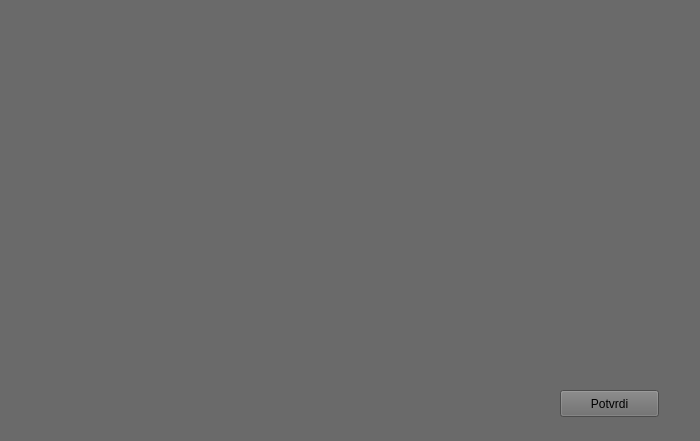
Above: podesavanja.ui from nmhaker/Source-Code before the change. Below: the same form after it.
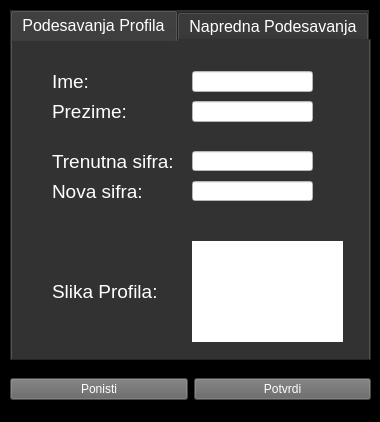
That is the form after the change. Custom widgets are drawn as their Qt base class.

Commit message: Uradjen prvi deo podesavanja

Diff of the .ui file:
```diff
--- a/podesavanja.ui
+++ b/podesavanja.ui
@@ -6,30 +6,270 @@
    <rect>
     <x>0</x>
     <y>0</y>
-    <width>700</width>
-    <height>441</height>
+    <width>380</width>
+    <height>422</height>
    </rect>
   </property>
+  <property name="sizePolicy">
+   <sizepolicy hsizetype="Fixed" vsizetype="Fixed">
+    <horstretch>0</horstretch>
+    <verstretch>0</verstretch>
+   </sizepolicy>
+  </property>
+  <property name="maximumSize">
+   <size>
+    <width>380</width>
+    <height>422</height>
+   </size>
+  </property>
   <property name="windowTitle">
    <string>Form</string>
   </property>
   <property name="styleSheet">
-   <string notr="true">background-color: rgb(106, 106, 106);</string>
+   <string notr="true">background-color: rgb(0,0,0);
+color: rgb(255,255,255);</string>
   </property>
-  <widget class="QPushButton" name="pushButton">
+  <widget class="QTabWidget" name="tabWidget">
    <property name="geometry">
     <rect>
-     <x>560</x>
-     <y>390</y>
-     <width>99</width>
-     <height>27</height>
+     <x>10</x>
+     <y>10</y>
+     <width>361</width>
+     <height>351</height>
     </rect>
    </property>
-   <property name="text">
-    <string>Potvrdi</string>
+   <property name="font">
+    <font>
+     <pointsize>12</pointsize>
+    </font>
    </property>
+   <property name="styleSheet">
+    <string notr="true">background-color: rgb(50,50,50);
+color: rgb(255,255,255);
+</string>
+   </property>
+   <property name="currentIndex">
+    <number>0</number>
+   </property>
+   <widget class="QWidget" name="tab">
+    <attribute name="title">
+     <string>Podesavanja Profila</string>
+    </attribute>
+    <widget class="QLabel" name="label">
+     <property name="geometry">
+      <rect>
+       <x>40</x>
+       <y>30</y>
+       <width>51</width>
+       <height>21</height>
+      </rect>
+     </property>
+     <property name="font">
+      <font>
+       <pointsize>14</pointsize>
+      </font>
+     </property>
+     <property name="text">
+      <string>Ime: </string>
+     </property>
+    </widget>
+    <widget class="QLabel" name="label_2">
+     <property name="geometry">
+      <rect>
+       <x>40</x>
+       <y>60</y>
+       <width>81</width>
+       <height>21</height>
+      </rect>
+     </property>
+     <property name="font">
+      <font>
+       <pointsize>14</pointsize>
+      </font>
+     </property>
+     <property name="text">
+      <string>Prezime:</string>
+     </property>
+    </widget>
+    <widget class="QLabel" name="label_3">
+     <property name="geometry">
+      <rect>
+       <x>40</x>
+       <y>110</y>
+       <width>131</width>
+       <height>21</height>
+      </rect>
+     </property>
+     <property name="font">
+      <font>
+       <pointsize>14</pointsize>
+      </font>
+     </property>
+     <property name="text">
+      <string>Trenutna sifra:</string>
+     </property>
+    </widget>
+    <widget class="QLabel" name="label_4">
+     <property name="geometry">
+      <rect>
+       <x>40</x>
+       <y>140</y>
+       <width>131</width>
+       <height>21</height>
+      </rect>
+     </property>
+     <property name="font">
+      <font>
+       <pointsize>14</pointsize>
+      </font>
+     </property>
+     <property name="text">
+      <string>Nova sifra:</string>
+     </property>
+    </widget>
+    <widget class="QLabel" name="label_5">
+     <property name="geometry">
+      <rect>
+       <x>40</x>
+       <y>240</y>
+       <width>121</width>
+       <height>21</height>
+      </rect>
+     </property>
+     <property name="font">
+      <font>
+       <pointsize>14</pointsize>
+      </font>
+     </property>
+     <property name="text">
+      <string>Slika Profila:</string>
+     </property>
+    </widget>
+    <widget class="QLineEdit" name="le_ime">
+     <property name="geometry">
+      <rect>
+       <x>180</x>
+       <y>30</y>
+       <width>121</width>
+       <height>21</height>
+      </rect>
+     </property>
+     <property name="styleSheet">
+      <string notr="true">background-color:rgb(255,255,255);color:black;</string>
+     </property>
+    </widget>
+    <widget class="QLineEdit" name="le_prezime">
+     <property name="geometry">
+      <rect>
+       <x>180</x>
+       <y>60</y>
+       <width>121</width>
+       <height>21</height>
+      </rect>
+     </property>
+     <property name="styleSheet">
+      <string notr="true">background-color:rgb(255,255,255);color:black;</string>
+     </property>
+    </widget>
+    <widget class="QLineEdit" name="le_ssifra">
+     <property name="geometry">
+      <rect>
+       <x>180</x>
+       <y>110</y>
+       <width>121</width>
+       <height>20</height>
+      </rect>
+     </property>
+     <property name="styleSheet">
+      <string notr="true">background-color:rgb(255,255,255);color:black;</string>
+     </property>
+    </widget>
+    <widget class="QLineEdit" name="le_nsifra">
+     <property name="geometry">
+      <rect>
+       <x>180</x>
+       <y>140</y>
+       <width>121</width>
+       <height>20</height>
+      </rect>
+     </property>
+     <property name="styleSheet">
+      <string notr="true">background-color:rgb(255,255,255);color:black;</string>
+     </property>
+    </widget>
+    <widget class="WidgetProfilePicture" name="wg_profilnaSlika" native="true">
+     <property name="geometry">
+      <rect>
+       <x>180</x>
+       <y>200</y>
+       <width>151</width>
+       <height>101</height>
+      </rect>
+     </property>
+     <property name="styleSheet">
+      <string notr="true">background-color: white;</string>
+     </property>
+    </widget>
+   </widget>
+   <widget class="QWidget" name="tab_2">
+    <attribute name="title">
+     <string>Napredna Podesavanja</string>
+    </attribute>
+   </widget>
+  </widget>
+  <widget class="QWidget" name="layoutWidget">
+   <property name="geometry">
+    <rect>
+     <x>10</x>
+     <y>364</y>
+     <width>361</width>
+     <height>51</height>
+    </rect>
+   </property>
+   <layout class="QHBoxLayout" name="horizontalLayout">
+    <item>
+     <widget class="QPushButton" name="pb_ponisti">
+      <property name="minimumSize">
+       <size>
+        <width>0</width>
+        <height>0</height>
+       </size>
+      </property>
+      <property name="styleSheet">
+       <string notr="true">background-color:rgb(100,100,100);</string>
+      </property>
+      <property name="text">
+       <string>Ponisti</string>
+      </property>
+     </widget>
+    </item>
+    <item>
+     <widget class="QPushButton" name="pb_potvrdi">
+      <property name="minimumSize">
+       <size>
+        <width>0</width>
+        <height>0</height>
+       </size>
+      </property>
+      <property name="styleSheet">
+       <string notr="true">background-color:rgb(100,100,100);</string>
+      </property>
+      <property name="text">
+       <string>Potvrdi</string>
+      </property>
+     </widget>
+    </item>
+   </layout>
   </widget>
  </widget>
+ <customwidgets>
+  <customwidget>
+   <class>WidgetProfilePicture</class>
+   <extends>QWidget</extends>
+   <header location="global">widgetprofilepicture.h</header>
+   <container>1</container>
+  </customwidget>
+ </customwidgets>
  <resources/>
  <connections/>
 </ui>
```
The commit also changes 8 other files.
